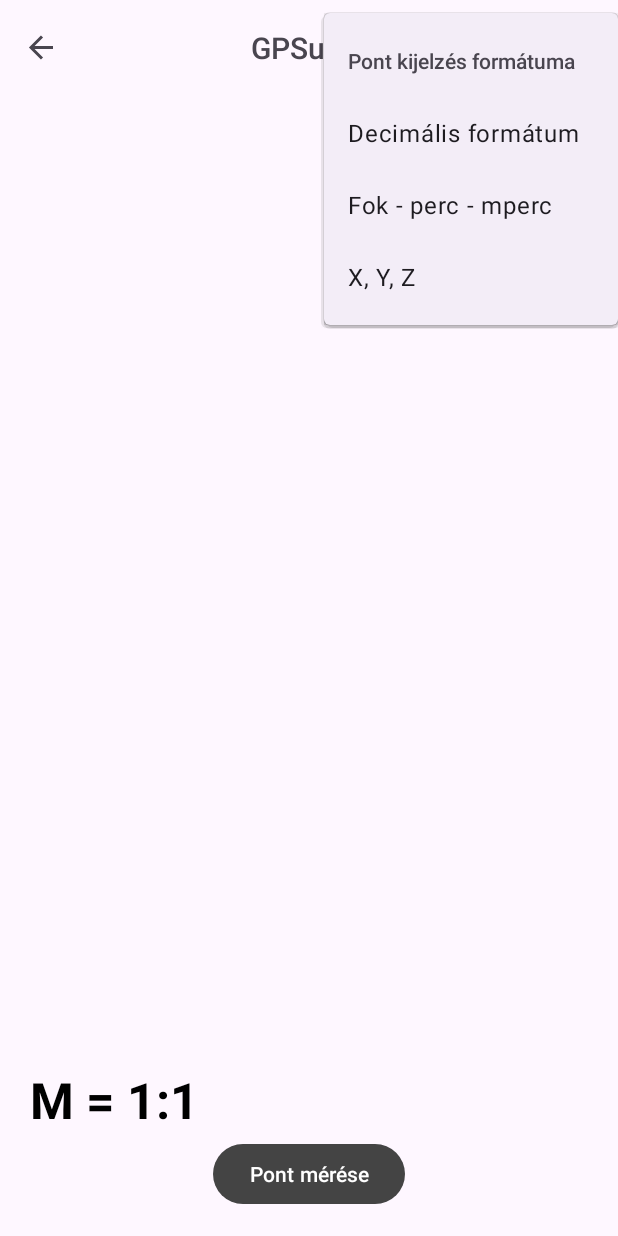
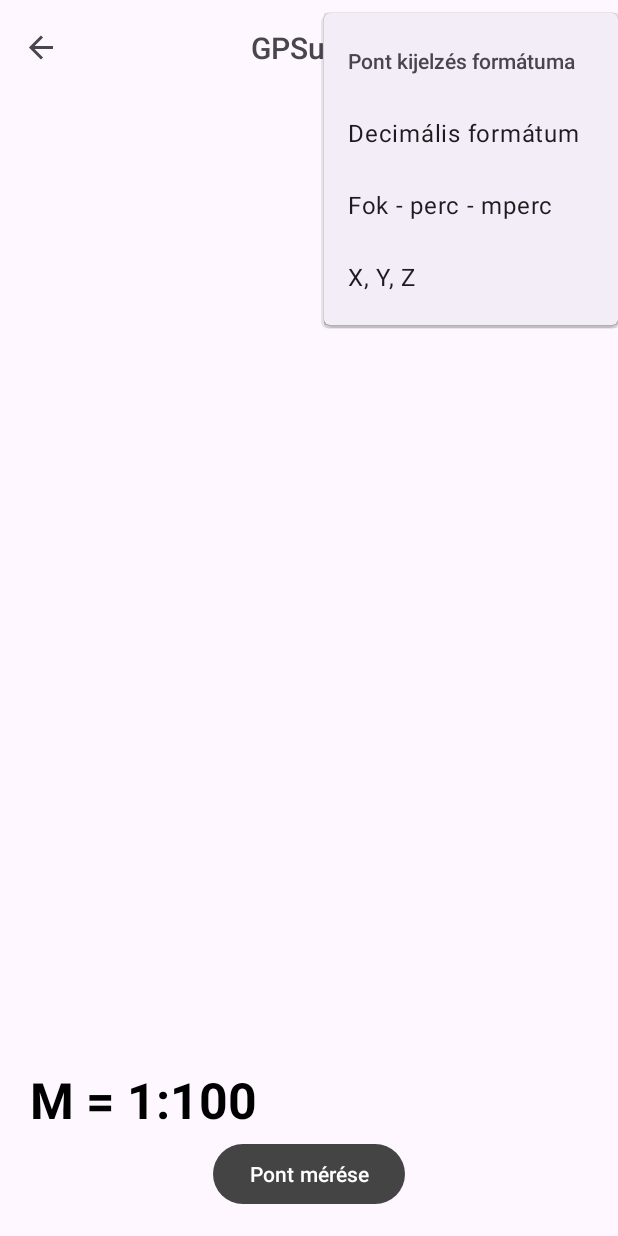
Before and after one commit to davidgiczi/GPSSurvey, an Android app: the MeasFragment screen opened through its navigation route, in the options menu, after a tap on "Pont kijelzés formátuma", on a phone screen of 412 x 824 dp. Run offline under Robolectric (Android 15) with nearby library versions, the phone set to English and light mode, and no system bars; our stand-ins replace navigation-ui.

Commit message:
SetScaleValue

```diff
--- a/app/src/main/java/com/david/giczi/gpsurvey/MeasFragment.java
+++ b/app/src/main/java/com/david/giczi/gpsurvey/MeasFragment.java
@@ -15,7 +15,6 @@ import android.widget.PopupWindow;
 import android.widget.TextView;
 import androidx.annotation.NonNull;
 import androidx.fragment.app.Fragment;
-
 import com.david.giczi.gpsurvey.databinding.FragmentMeasBinding;
 import com.david.giczi.gpsurvey.domain.MeasPoint;
 import com.david.giczi.gpsurvey.utils.AzimuthAndDistance;
@@ -34,7 +33,7 @@ public class MeasFragment extends Fragment {
     private static float X_CENTER;
     private static float Y_CENTER;
     private static float MM;
-    private static float SCALE;
+    private static double SCALE;
 
     @Override
     public View onCreateView(
@@ -59,13 +58,10 @@ public class MeasFragment extends Fragment {
     public void onViewCreated(@NonNull View view, Bundle savedInstanceState) {
         super.onViewCreated(view, savedInstanceState);
 
-        binding.buttonStartMeasure.setOnClickListener(new View.OnClickListener() {
-            @Override
-            public void onClick(View view) {
-                MainActivity.MEAS_POINT = new MeasPoint(MainActivity.MEAS_POINT_LIST.size());
-                IS_RUN_MEAS_PROCESS = true;
-                popupMeasPointData();
-            }
+        binding.buttonStartMeasure.setOnClickListener(meas -> {
+            MainActivity.MEAS_POINT = new MeasPoint(MainActivity.MEAS_POINT_LIST.size());
+            IS_RUN_MEAS_PROCESS = true;
+            popupMeasPointData();
         });
     }
     private void popupMeasPointData() {
@@ -94,12 +90,12 @@ public class MeasFragment extends Fragment {
         init();
         setScaleValue();
         transformMeasPoints();
-        canvas.drawText("M = 1:" + (int) SCALE, (float) (3 * MM), (float) (87 * MM), paint);
+        canvas.drawText("M = 1:" + (int) SCALE, 3 * MM, 87 * MM, paint);
         paint.setTypeface(Typeface.DEFAULT);
         for (MeasPoint measPoint : transformedMeasPointStore) {
+            canvas.drawText(getString(R.string.dot_symbol), (float) measPoint.getY(), (float) measPoint.getX(), paint);
             canvas.drawText(String.valueOf(measPoint.getPointID()),
                     (float) measPoint.getY(), (float) (measPoint.getX() - 2 * MM), paint);
-            canvas.drawText(getString(R.string.dot_symbol), (float) measPoint.getY(), (float) measPoint.getX(), paint);
         }
     }
     private void init(){
@@ -133,27 +129,15 @@ public class MeasFragment extends Fragment {
     }
 
     private void setScaleValue(){
-
-        double theLongestDistance = getTheLongestDistance();
-        if( 0.0 == theLongestDistance ){
+        if( transformedMeasPointStore == null ) {
             SCALE = 1f;
         }
-        else if(1 >= theLongestDistance && 0.0 < theLongestDistance ){
+        else if( 2 > transformedMeasPointStore.size() ){
             SCALE = 100f;
         }
-        else if(10.0 >= theLongestDistance && 1.0 < theLongestDistance ){
-            SCALE = 200f;
+        else {
+            SCALE = getTheLongestDistance() / 0.05;
         }
-        else if(50.0 >= theLongestDistance && 10.0 < theLongestDistance ){
-            SCALE = 1000f;
-        }
-        else if(100.0 >= theLongestDistance && 50.0 < theLongestDistance ){
-            SCALE = 2000f;
-        }
-        else {
-            SCALE = 10000f;
-        }
-
     }
 
     private double getTheLongestDistance(){
--- a/app/src/main/java/com/david/giczi/gpsurvey/domain/MeasPoint.java
+++ b/app/src/main/java/com/david/giczi/gpsurvey/domain/MeasPoint.java
@@ -1,7 +1,7 @@
 package com.david.giczi.gpsurvey.domain;
 
+import androidx.annotation.NonNull;
 import com.david.giczi.gpsurvey.utils.EOV;
-
 import java.util.ArrayList;
 import java.util.List;
 
@@ -108,6 +108,7 @@ public class MeasPoint {
         X = x;
     }
 
+    @NonNull
     @Override
     public String toString() {
         return  pointID +". pont\t\t±Q=" + getQ() + "m" +
@@ -115,7 +116,7 @@ public class MeasPoint {
                 "m\t±" + getqY() +
                 "m\n\nX=" + getX() +
                 "m\t±" + getqX() +
-                "m\n\nZ=" + getZ() +
+                "m\n\nH=" + getZ() +
                 "m\t±" + getqZ() + "m";
     }
 }
--- a/app/src/main/res/menu/menu_main.xml
+++ b/app/src/main/res/menu/menu_main.xml
@@ -7,7 +7,7 @@
     <item
         android:id="@+id/gps_measure_option"
         android:orderInCategory="100"
-        android:title="@string/GPS_start_option"
+        android:title="@string/start_point_measure"
         app:showAsAction="never" />
         <item
             android:id="@+id/point_format_option"
@@ -39,13 +39,6 @@
             android:orderInCategory="100"
             android:title="@string/calc_option"
             app:showAsAction="never" />
-
-        <item
-            android:id="@+id/set_point_option"
-            android:orderInCategory="100"
-            android:title="@string/set_point_option"
-            app:showAsAction="never" />
-
         <item
             android:id="@+id/catching_option"
             android:orderInCategory="100"
```
